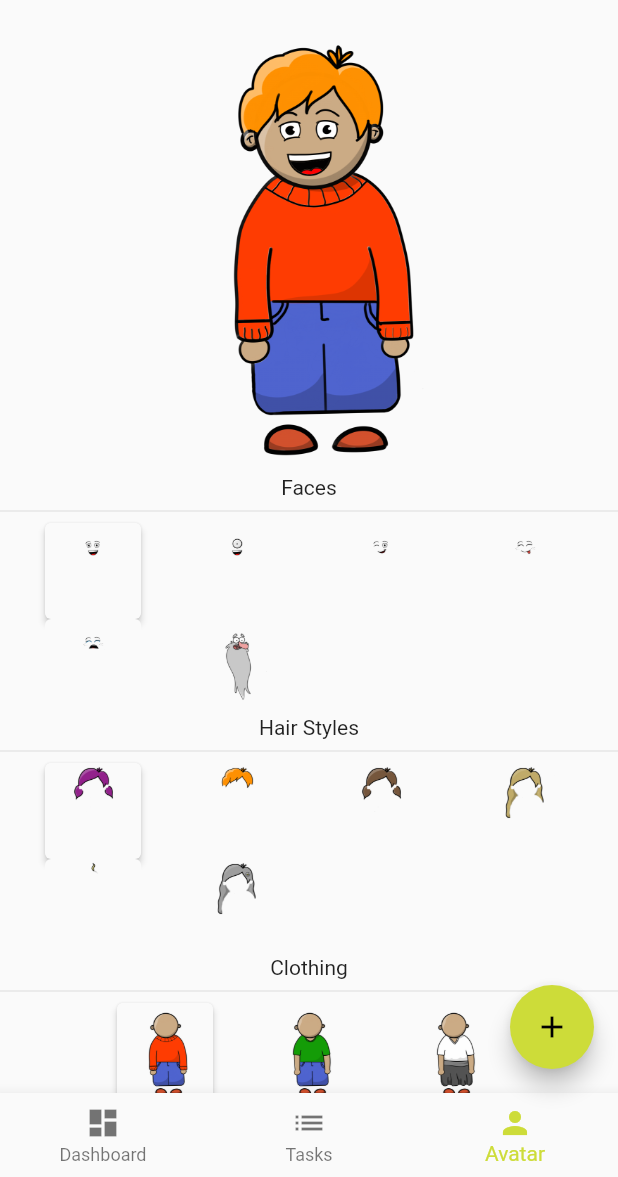
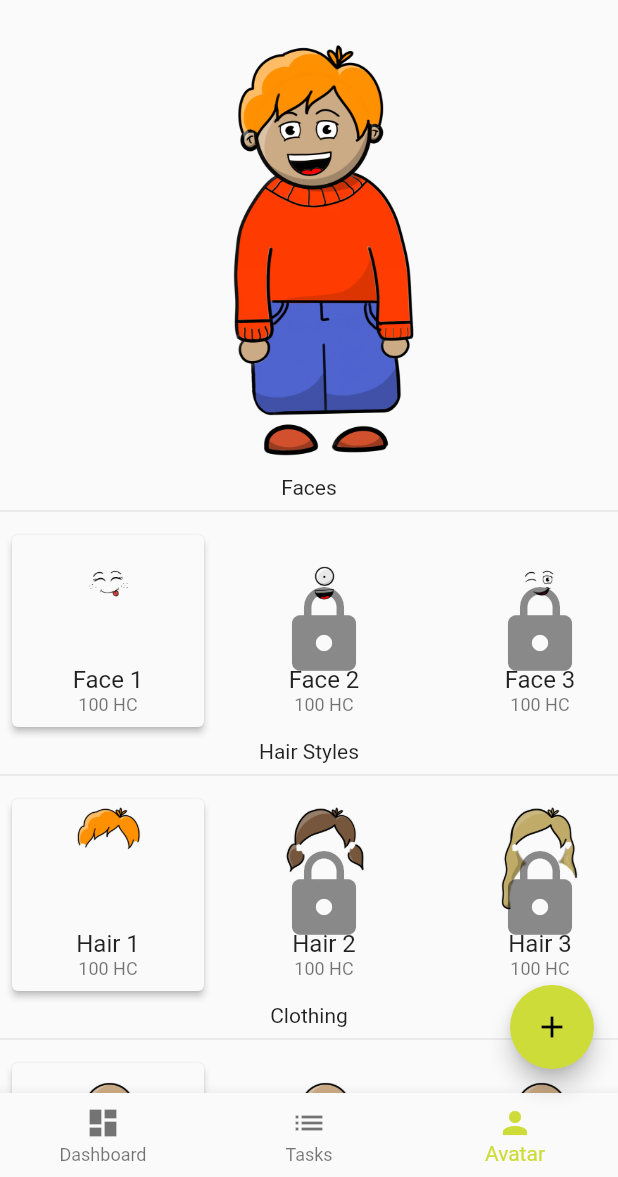
Before and after one commit to ctiedt/studypoints, a Flutter app: the screen it shows after launch, item 3 of the bottom bar chosen, on a phone screen of 412 x 824 dp, the part 59-1236 px from its top. Run offline on Flutter 3.47's test engine with Material 2 defaults, Android fonts, the phone set to English and light mode, and no system bars.

Commit message:
feat: add shopItem class and improve avatar widgets

```diff
--- /dev/null
+++ b/lib/avatar/data/repository.dart
@@ -0,0 +1,138 @@
+import 'package:studypoints/avatar/data/shop_item.dart';
+
+abstract class Repository<T> {
+  T fetch(String id);
+  T get first;
+  List<T> fetchAll();
+}
+
+class HairRepository extends Repository<ShopItem> {
+  final List<ShopItem> _items = [
+    ShopItem(
+      id: 'hair1',
+      name: 'Hair 1',
+      resource: 'assets/hair1.png',
+      thumbnail: 'assets/hair1.png',
+      cost: 100,
+    ),
+    ShopItem(
+      id: 'hair2',
+      name: 'Hair 2',
+      resource: 'assets/hair2.png',
+      thumbnail: 'assets/hair2.png',
+      cost: 100,
+    ),
+    ShopItem(
+      id: 'hair3',
+      name: 'Hair 3',
+      resource: 'assets/hair3.png',
+      thumbnail: 'assets/hair3.png',
+      cost: 100,
+    ),
+    ShopItem(
+      id: 'hair4',
+      name: 'Hair 4',
+      resource: 'assets/hair4.png',
+      thumbnail: 'assets/hair4.png',
+      cost: 100,
+    ),
+    ShopItem(
+      id: 'hairX',
+      name: 'Hair X',
+      resource: 'assets/hairX.png',
+      thumbnail: 'assets/hairX.png',
+      cost: 100,
+    )
+  ];
+
+  ShopItem get first => _items[0];
+
+  ShopItem fetch(String id) => _items.firstWhere((h) => h.id == id);
+
+  List<ShopItem> fetchAll() => _items;
+}
+
+class FaceRepository extends Repository<ShopItem> {
+  final List<ShopItem> _items = [
+    ShopItem(
+      id: 'face1',
+      name: 'Face 1',
+      resource: 'assets/face.png',
+      thumbnail: 'assets/face.png',
+      cost: 100,
+    ),
+    ShopItem(
+      id: 'face2',
+      name: 'Face 2',
+      resource: 'assets/face2.png',
+      thumbnail: 'assets/face2.png',
+      cost: 100,
+    ),
+    ShopItem(
+      id: 'face3',
+      name: 'Face 3',
+      resource: 'assets/face3.png',
+      thumbnail: 'assets/face3.png',
+      cost: 100,
+    ),
+    ShopItem(
+      id: 'face4',
+      name: 'Face 4',
+      resource: 'assets/face4.png',
+      thumbnail: 'assets/face4.png',
+      cost: 100,
+    ),
+    ShopItem(
+      id: 'face5',
+      name: 'Face 5',
+      resource: 'assets/face5.png',
+      thumbnail: 'assets/face5.png',
+      cost: 100,
+    ),
+    ShopItem(
+      id: 'face6',
+      name: 'Face 6',
+      resource: 'assets/face6.png',
+      thumbnail: 'assets/face6.png',
+      cost: 100,
+    ),
+  ];
+
+  ShopItem fetch(String id) => _items.firstWhere((h) => h.id == id);
+
+  List<ShopItem> fetchAll() => _items;
+
+  ShopItem get first => _items[0];
+}
+
+class BodyRepository extends Repository<ShopItem> {
+  final List<ShopItem> _items = [
+    ShopItem(
+      id: 'body1',
+      name: 'Outfit 1',
+      resource: 'assets/body1.png',
+      thumbnail: 'assets/body1.png',
+      cost: 100,
+    ),
+    ShopItem(
+      id: 'body',
+      name: 'Outfit 2',
+      resource: 'assets/body2.png',
+      thumbnail: 'assets/body2.png',
+      cost: 100,
+    ),
+    ShopItem(
+      id: 'body3',
+      name: 'Outfit 3',
+      resource: 'assets/body3.png',
+      thumbnail: 'assets/body3.png',
+      cost: 100,
+    ),
+  ];
+
+  ShopItem fetch(String id) => _items.firstWhere((h) => h.id == id);
+
+  List<ShopItem> fetchAll() => _items;
+
+  ShopItem get first => _items[0];
+}
--- /dev/null
+++ b/lib/avatar/data/shop_item.dart
@@ -0,0 +1,15 @@
+class ShopItem {
+  final String id;
+  final String name;
+  final String resource;
+  final String thumbnail;
+  final int cost;
+
+  ShopItem({
+    this.id,
+    this.name,
+    this.resource,
+    this.thumbnail,
+    this.cost,
+  });
+}
--- a/lib/avatar/widgets/avatar_screen.dart
+++ b/lib/avatar/widgets/avatar_screen.dart
@@ -1,7 +1,11 @@
 import 'package:flutter/material.dart';
 import 'package:provider/provider.dart';
+import 'package:studypoints/avatar/data/repository.dart';
+import 'package:studypoints/avatar/data/shop_item.dart';
 import 'package:studypoints/avatar/widgets/avatar_view.dart';
 import 'package:studypoints/services/user.dart';
+
+import 'property_carousel.dart';
 
 class AvatarScreen extends StatefulWidget {
   final State parent;
@@ -21,14 +25,6 @@
     'assets/face5.png',
     'assets/face6.png',
   ];
-  final List<String> hairOptions = [
-    'assets/hair.png',
-    'assets/hair1.png',
-    'assets/hair2.png',
-    'assets/hair3.png',
-    'assets/hair4.png',
-    'assets/hairX.png',
-  ];
   final List<String> bodyOptions = [
     'assets/body1.png',
     'assets/body2.png',
@@ -37,105 +33,146 @@
 
   @override
   Widget build(BuildContext context) {
-    return Container(
-      child: Column(children: <Widget>[
+    return ListView(
+      children: <Widget>[
         Center(
             child: AvatarView(
           avatar: Provider.of<UserService>(context).avatar,
           height: 300,
         )),
-        Expanded(
-            child: ListView(
-          children: <Widget>[
-            PropertyCarousel(
+        PropertyCarousel<ShopItem>(
           caption: 'Faces',
-              current: faceOptions[0],
-              options: faceOptions,
+          current: Provider.of<FaceRepository>(context).first,
+          options: Provider.of<FaceRepository>(context).fetchAll(),
+          builder: (face) => ShopItemView(
+            face,
+            parent: this,
+          ),
           callback: (selected) {
             setState(() {
-                  Provider.of<UserService>(context).avatar.face = selected;
+              if (Provider.of<UserService>(context).ownsItem(selected.id))
+                Provider.of<UserService>(context).avatar.face =
+                    selected.resource;
             });
           },
         ),
-            PropertyCarousel(
+        PropertyCarousel<ShopItem>(
             caption: 'Hair Styles',
-              current: hairOptions[0],
-              options: hairOptions,
+            current: Provider.of<HairRepository>(context).first,
+            options: Provider.of<HairRepository>(context).fetchAll(),
+            builder: (hair) => ShopItemView(
+                  hair,
+                  parent: this,
+                ),
             callback: (selected) {
               setState(() {
-                  Provider.of<UserService>(context).avatar.hair = selected;
+                if (Provider.of<UserService>(context).ownsItem(selected.id))
+                  Provider.of<UserService>(context).avatar.hair =
+                      selected.resource;
+              });
+            }),
+        PropertyCarousel<ShopItem>(
+          caption: 'Clothing',
+          current: Provider.of<BodyRepository>(context).first,
+          options: Provider.of<BodyRepository>(context).fetchAll(),
+          builder: (body) => ShopItemView(
+            body,
+            parent: this,
+          ),
+          callback: (selected) {
+            setState(() {
+              if (Provider.of<UserService>(context).ownsItem(selected.id))
+                Provider.of<UserService>(context).avatar.body =
+                    selected.resource;
             });
           },
-            ),
-            PropertyCarousel(
-              caption: 'Clothing',
-              current: bodyOptions[0],
-              options: bodyOptions,
-              callback: (selected) {
-                setState(() {
-                  Provider.of<UserService>(context).avatar.body = selected;
-                });
-              },
-            )
-          ],
-        ))
-      ]),
-    );
-  }
-}
-
-class PropertyCarousel extends StatefulWidget {
-  final String current;
-  final List<String> options;
-  final String caption;
-  final Function(String) callback;
-
-  const PropertyCarousel(
-      {Key key, this.current, this.options, this.caption, this.callback})
-      : super(key: key);
-
-  @override
-  _PropertyCarouselState createState() => _PropertyCarouselState();
-}
-
-class _PropertyCarouselState extends State<PropertyCarousel> {
-  String current;
-
-  @override
-  void initState() {
-    current = widget.current;
-    super.initState();
-  }
-
-  @override
-  Widget build(BuildContext context) {
-    return Column(
-      children: <Widget>[
-        Text(widget.caption),
-        Divider(),
-        Wrap(
-          children: widget.options
-              .map((v) => FlatButton(
-                    child: Material(
-                      elevation: current == v ? 2.0 : 0.0,
-                      shape: RoundedRectangleBorder(
-                          borderRadius: BorderRadius.circular(4.0)),
-                      child: Container(
-                        height: 64,
-                        child: AspectRatio(
-                            aspectRatio: 1.0, child: Image.asset(v)),
-                      ),
-                    ),
-                    onPressed: () {
-                      setState(() {
-                        current = v;
-                      });
-                      widget.callback(current);
-                    },
-                  ))
-              .toList(),
         )
       ],
     );
   }
 }
+
+class ShopItemView extends StatelessWidget {
+  final _AvatarScreenState parent;
+  final ShopItem shopItem;
+
+  const ShopItemView(
+    this.shopItem, {
+    Key key,
+    this.parent,
+  }) : super(key: key);
+
+  @override
+  Widget build(BuildContext context) {
+    return GestureDetector(
+      onLongPress: () => showDialog(
+        context: context,
+        builder: (context) => AlertDialog(
+          title: Text(shopItem.name),
+          content: Column(
+            children: <Widget>[
+              Image.asset(shopItem.resource),
+              Text('${shopItem.cost} HC'),
+              RaisedButton(
+                child: Text(
+                    Provider.of<UserService>(context).ownsItem(shopItem.id)
+                        ? 'You own this item'
+                        : 'Buy'),
+                onPressed: (Provider.of<UserService>(context).hcCount >=
+                            shopItem.cost &&
+                        !Provider.of<UserService>(context)
+                            .ownsItem(shopItem.id))
+                    ? () {
+                        Provider.of<UserService>(context).hcCount -=
+                            shopItem.cost;
+                        Provider.of<UserService>(context)
+                            .boughtItems
+                            .add(shopItem.id);
+                        parent.setState(() {
+                          parent.widget.parent.setState(() {});
+                        });
+                      }
+                    : null,
+              )
+            ],
+          ),
+          actions: <Widget>[
+            FlatButton(
+              child: Text('Dismiss'),
+              onPressed: () => Navigator.pop(context),
+            )
+          ],
+        ),
+      ),
+      child: Stack(
+        alignment: Alignment.center,
+        children: <Widget>[
+          Image.asset(shopItem.thumbnail),
+          if (!Provider.of<UserService>(context).ownsItem(shopItem.id))
+            Icon(
+              Icons.lock,
+              size: 64,
+              color: Colors.black45,
+            ),
+          Align(
+            alignment: Alignment.bottomCenter,
+            child: Column(
+              mainAxisSize: MainAxisSize.min,
+              children: <Widget>[
+                Text(
+                  shopItem.name,
+                  style: Theme.of(context).textTheme.subhead,
+                ),
+                Text(
+                  '${shopItem.cost} HC',
+                  style: Theme.of(context).textTheme.caption,
+                ),
+                SizedBox(height: 8)
+              ],
+            ),
+          )
+        ],
+      ),
+    );
+  }
+}
--- /dev/null
+++ b/lib/avatar/widgets/property_carousel.dart
@@ -0,0 +1,70 @@
+import 'package:flutter/material.dart';
+
+typedef Widget CarouselItemBuilder<T>(T item);
+typedef void VoidFunction<T>(T value);
+
+class PropertyCarousel<T> extends StatefulWidget {
+  final T current;
+  final List<T> options;
+  final String caption;
+  final VoidFunction callback;
+  final CarouselItemBuilder builder;
+
+  const PropertyCarousel(
+      {Key key,
+      this.current,
+      this.options,
+      this.caption,
+      this.callback,
+      this.builder})
+      : super(key: key);
+
+  @override
+  _PropertyCarouselState createState() => _PropertyCarouselState<T>();
+}
+
+class _PropertyCarouselState<T> extends State<PropertyCarousel> {
+  T current;
+
+  @override
+  void initState() {
+    current = widget.current;
+    super.initState();
+  }
+
+  @override
+  Widget build(BuildContext context) {
+    return Column(
+      children: <Widget>[
+        Text(widget.caption),
+        Divider(),
+        SingleChildScrollView(
+          scrollDirection: Axis.horizontal,
+          child: Row(
+            children: widget.options
+                .map((v) => FlatButton(
+                      padding: EdgeInsets.all(8),
+                      child: Material(
+                        elevation: current == v ? 2.0 : 0.0,
+                        shape: RoundedRectangleBorder(
+                            borderRadius: BorderRadius.circular(4.0)),
+                        child: Container(
+                          height: 128,
+                          child: AspectRatio(
+                              aspectRatio: 1.0, child: widget.builder(v)),
+                        ),
+                      ),
+                      onPressed: () {
+                        setState(() {
+                          current = v;
+                        });
+                        widget.callback(current);
+                      },
+                    ))
+                .toList(),
+          ),
+        )
+      ],
+    );
+  }
+}
--- a/lib/main.dart
+++ b/lib/main.dart
@@ -1,5 +1,6 @@
 import 'package:flutter/material.dart';
 import 'package:provider/provider.dart';
+import 'package:studypoints/avatar/data/repository.dart';
 import 'package:studypoints/avatar/widgets/avatar_screen.dart';
 import 'package:studypoints/avatar/widgets/avatar_view.dart';
 import 'package:studypoints/services/user.dart';
@@ -25,6 +26,15 @@
       providers: [
         Provider<UserService>(
           builder: (_) => UserService(),
+        ),
+        Provider<HairRepository>(
+          builder: (_) => HairRepository(),
+        ),
+        Provider<FaceRepository>(
+          builder: (_) => FaceRepository(),
+        ),
+        Provider<BodyRepository>(
+          builder: (_) => BodyRepository(),
         ),
       ],
       child: MaterialApp(
--- a/lib/services/user.dart
+++ b/lib/services/user.dart
@@ -1,11 +1,17 @@
 import 'package:flutter/material.dart';
 import 'package:studypoints/avatar/data/avatar.dart';
+import 'package:studypoints/avatar/data/repository.dart';
 import 'package:studypoints/tasks/data/task.dart';
 
 class UserService {
   int hcCount = 0;
   Avatar avatar = Avatar();
   List<Task> tasks = [];
+  List<String> boughtItems = [
+    FaceRepository().first.id,
+    HairRepository().first.id,
+    BodyRepository().first.id,
+  ];
 
   void clearTask(Task task, BuildContext context) {
     tasks.removeWhere((t) => t.id == task.id);
@@ -16,4 +22,6 @@
       content: Text('You earned $reward HC for completing a task!'),
     ));
   }
+
+  bool ownsItem(String id) => boughtItems.contains(id);
 }
```
Lines whose indentation alone changed are shown as unchanged.
